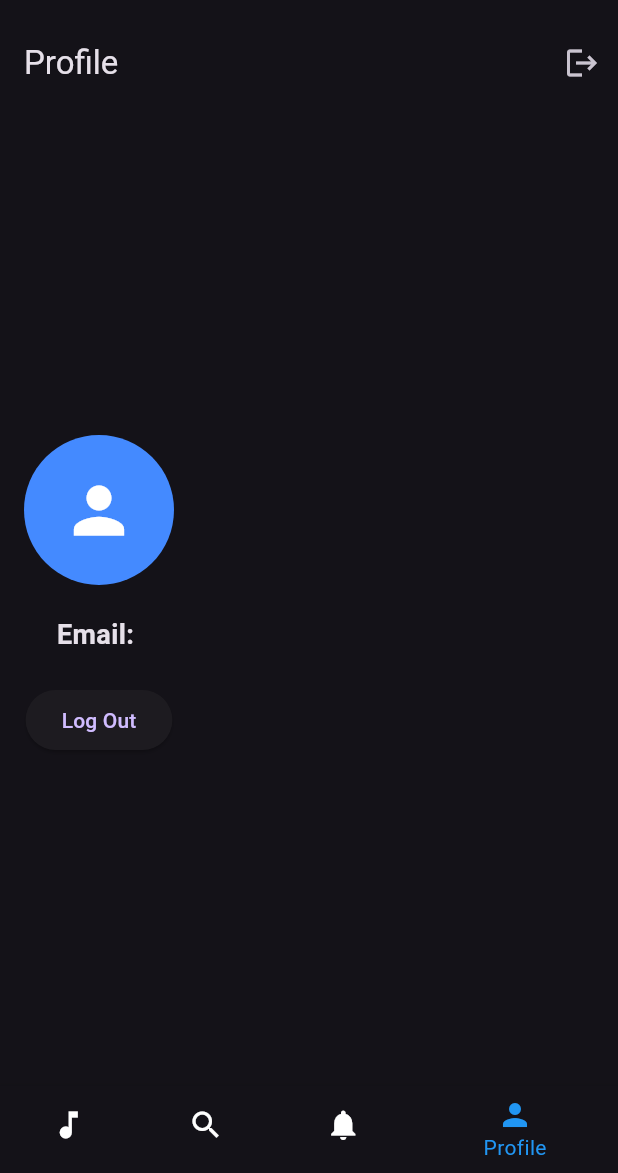
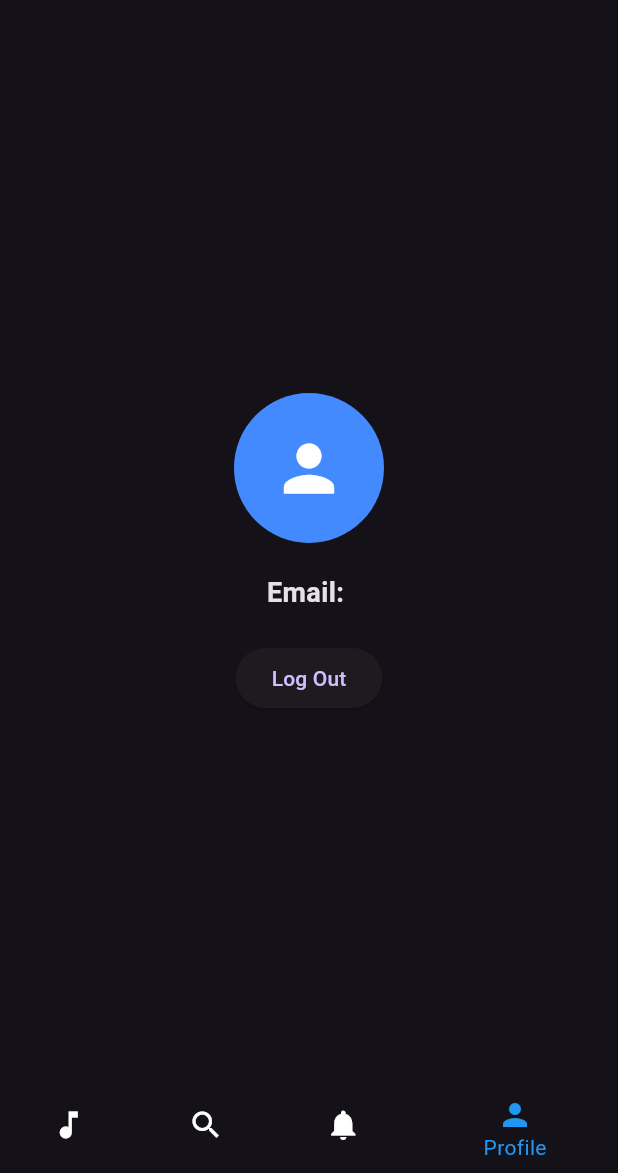
Before and after one commit to OmeidN/theft_app, a Flutter app: the screen it shows once a user with an empty profile is signed in, item 4 of the bottom bar chosen, on a phone screen of 412 x 824 dp, the part 63-1236 px from its top. Run offline on Flutter 3.47's test engine with Material 3 defaults, Android fonts, the phone set to English and light mode, and no system bars; our stand-ins replace firebase_auth, firebase_core; accounts and stored records are empty; network calls fail.

Commit message:
center profile scaffold + auto indent code

```diff
--- a/lib/main.dart
+++ b/lib/main.dart
@@ -23,7 +23,6 @@ class MyApp extends StatelessWidget {
   Widget build(BuildContext context) {
     return MaterialApp(
       theme: ThemeData.dark(),
-
       home: StreamBuilder<User?>(
         stream: FirebaseAuth.instance.authStateChanges(),
         builder: (context, snapshot) {
--- a/lib/pages/profilePage.dart
+++ b/lib/pages/profilePage.dart
@@ -2,32 +2,19 @@ import 'package:flutter/material.dart';
 import 'package:firebase_auth/firebase_auth.dart';
 
 class ProfilePage extends StatelessWidget {
-
   @override
   Widget build(BuildContext context) {
-
     User? user = FirebaseAuth.instance.currentUser;
 
     return Scaffold(
-      appBar: AppBar(
-        title: Text('Profile'),
-        actions: [
-          IconButton(
-            icon: Icon(Icons.logout),
-            onPressed: () {
-              // Handle logout logic here
-              _logOut(context);
-            },
-          ),
-        ],
-      ),
-      body: Padding(
+      body: Center(
+        child: Padding(
           padding: const EdgeInsets.all(16.0),
           child: Column(
             mainAxisAlignment: MainAxisAlignment.center,
             crossAxisAlignment: CrossAxisAlignment.center,
             children: [
-            CircleAvatar(
+              const CircleAvatar(
                 radius: 50,
                 backgroundColor: Colors.blueAccent,
                 child: Icon(
@@ -36,7 +23,7 @@ class ProfilePage extends StatelessWidget {
                   color: Colors.white,
                 ),
               ),
-            SizedBox(height: 20),
+              const SizedBox(height: 20),
               user != null
                   ? Text(
                       'Email: ${user.email}',
@@ -49,14 +36,15 @@ class ProfilePage extends StatelessWidget {
                       'No user logged in',
                       style: TextStyle(fontSize: 18),
                     ),
-            SizedBox(height: 20),
+              const SizedBox(height: 20),
               ElevatedButton(
                 onPressed: () {
                   _logOut(context);
                 },
-              child: Text('Log Out'),
+                child: const Text('Log Out'),
               ),
             ],
+          ),
         ),
       ),
     );
```
Also changed, not shown: lib/mapPages/MapPageParent.dart (+8 -3 lines), lib/pages/loginPage.dart (+8 -5 lines). Lines whose indentation alone changed are shown as unchanged.
